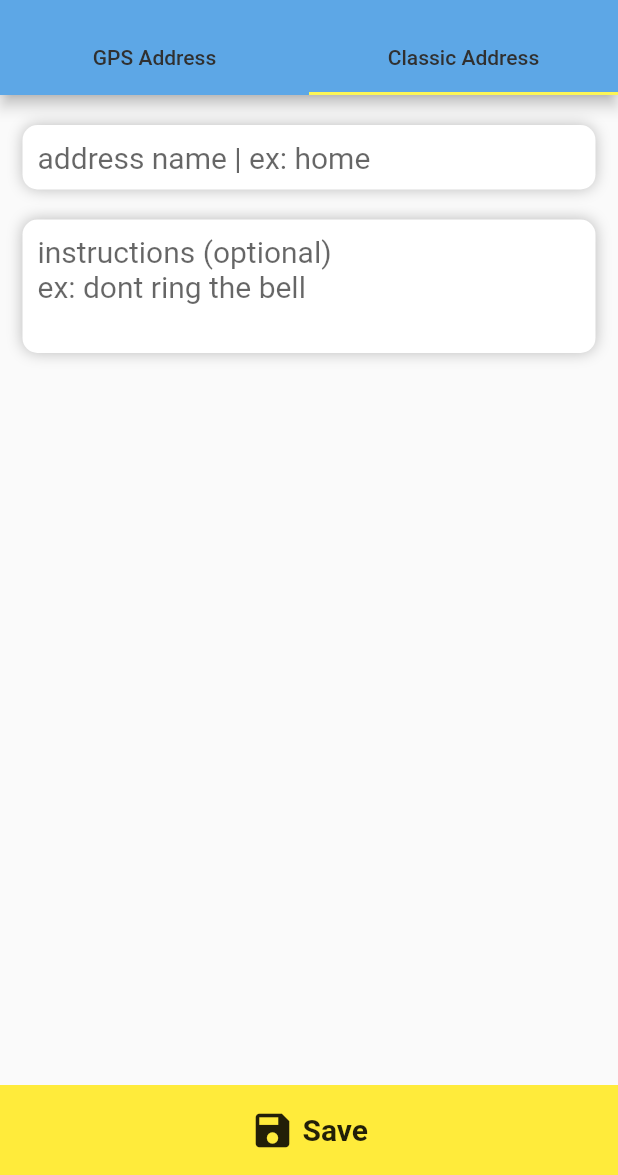
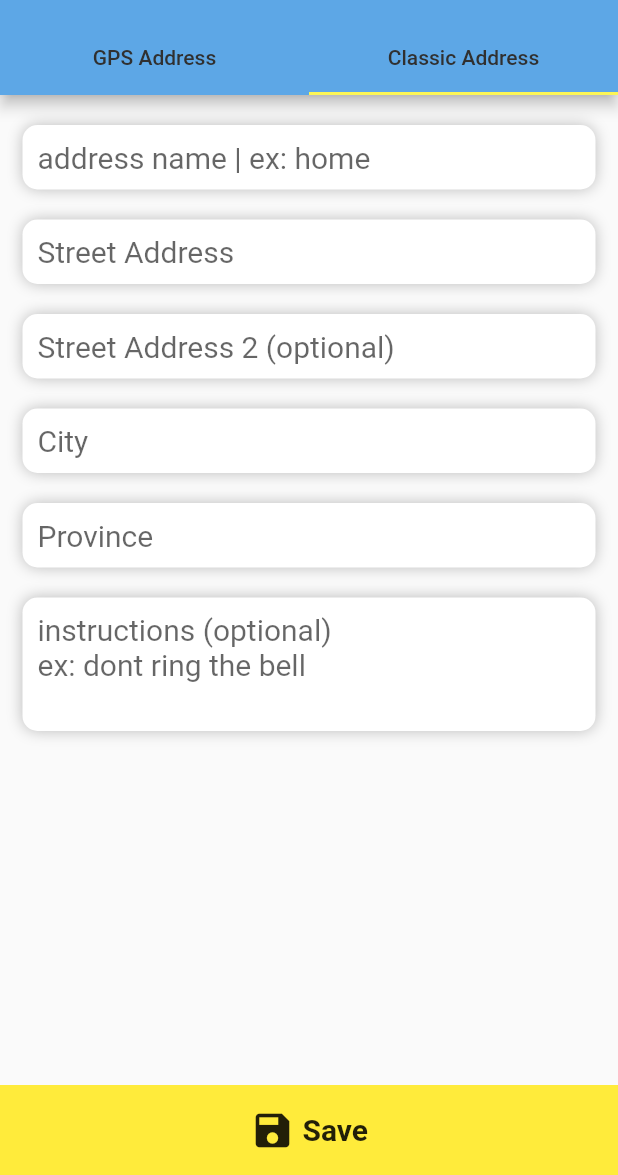
Before and after one commit to maliknajjar/7anut, a Flutter app: the AddAddressScreen screen opened by its route, tab 2 chosen, on a phone screen of 412 x 824 dp, the part 61-1236 px from its top. Run offline on Flutter 3.47's test engine with Material 2 defaults, Android fonts, the phone set to English and light mode, and no system bars; our stand-ins replace geolocator, shared_preferences; missing offline and left inert: mapbox_gl, password_strength; accounts and stored records are empty.

Commit message:
made a second type of addresses to add

```diff
--- a/lib/Widgets/ClassicAddressWidget.dart
+++ b/lib/Widgets/ClassicAddressWidget.dart
@@ -10,12 +10,15 @@ class ClassicAddressWidget extends StatefulWidget {
 
 class _ClassicAddressWidgetState extends State<ClassicAddressWidget> {
   String title;
+  String streetAddress;
+  String streetAddress2;
+  String city;
+  String province;
   String instructions;
 
   @override
   Widget build(BuildContext context) {
     double width = MediaQuery.of(context).size.width;
-    double height = MediaQuery.of(context).size.height;
 
     return Container(
       height: double.infinity,
@@ -63,6 +66,146 @@ class _ClassicAddressWidgetState extends State<ClassicAddressWidget> {
                         isDense: true,
                         contentPadding: EdgeInsets.symmetric(vertical: 10),
                         hintText: "address name | ex: home",
+                      ),
+                    ),
+                  ),
+                  Container(
+                    margin: EdgeInsets.only(
+                      top: 0,
+                      bottom: 20,
+                    ),
+                    padding: EdgeInsets.symmetric(horizontal: 10),
+                    decoration: BoxDecoration(
+                      color: Colors.white,
+                      boxShadow: [
+                        BoxShadow(
+                          blurRadius: 7.5,
+                          spreadRadius: 0,
+                          color: Colors.black.withOpacity(0.25),
+                        ),
+                      ],
+                      borderRadius: BorderRadius.all(
+                        Radius.circular(10),
+                      ),
+                    ),
+                    child: TextField(
+                      onChanged: (string){
+                        streetAddress = string;
+                      },
+                      style: TextStyle(
+                        fontSize: 20,
+                      ),
+                      cursorColor: Colors.black54,
+                      decoration: InputDecoration(
+                        border: InputBorder.none,
+                        isDense: true,
+                        contentPadding: EdgeInsets.symmetric(vertical: 10),
+                        hintText: "Street Address",
+                      ),
+                    ),
+                  ),
+                  Container(
+                    margin: EdgeInsets.only(
+                      top: 0,
+                      bottom: 20,
+                    ),
+                    padding: EdgeInsets.symmetric(horizontal: 10),
+                    decoration: BoxDecoration(
+                      color: Colors.white,
+                      boxShadow: [
+                        BoxShadow(
+                          blurRadius: 7.5,
+                          spreadRadius: 0,
+                          color: Colors.black.withOpacity(0.25),
+                        ),
+                      ],
+                      borderRadius: BorderRadius.all(
+                        Radius.circular(10),
+                      ),
+                    ),
+                    child: TextField(
+                      onChanged: (string){
+                        streetAddress2 = string;
+                      },
+                      style: TextStyle(
+                        fontSize: 20,
+                      ),
+                      cursorColor: Colors.black54,
+                      decoration: InputDecoration(
+                        border: InputBorder.none,
+                        isDense: true,
+                        contentPadding: EdgeInsets.symmetric(vertical: 10),
+                        hintText: "Street Address 2 (optional)",
+                      ),
+                    ),
+                  ),
+                  Container(
+                    margin: EdgeInsets.only(
+                      top: 0,
+                      bottom: 20,
+                    ),
+                    padding: EdgeInsets.symmetric(horizontal: 10),
+                    decoration: BoxDecoration(
+                      color: Colors.white,
+                      boxShadow: [
+                        BoxShadow(
+                          blurRadius: 7.5,
+                          spreadRadius: 0,
+                          color: Colors.black.withOpacity(0.25),
+                        ),
+                      ],
+                      borderRadius: BorderRadius.all(
+                        Radius.circular(10),
+                      ),
+                    ),
+                    child: TextField(
+                      onChanged: (string){
+                        city = string;
+                      },
+                      style: TextStyle(
+                        fontSize: 20,
+                      ),
+                      cursorColor: Colors.black54,
+                      decoration: InputDecoration(
+                        border: InputBorder.none,
+                        isDense: true,
+                        contentPadding: EdgeInsets.symmetric(vertical: 10),
+                        hintText: "City",
+                      ),
+                    ),
+                  ),
+                  Container(
+                    margin: EdgeInsets.only(
+                      top: 0,
+                      bottom: 20,
+                    ),
+                    padding: EdgeInsets.symmetric(horizontal: 10),
+                    decoration: BoxDecoration(
+                      color: Colors.white,
+                      boxShadow: [
+                        BoxShadow(
+                          blurRadius: 7.5,
+                          spreadRadius: 0,
+                          color: Colors.black.withOpacity(0.25),
+                        ),
+                      ],
+                      borderRadius: BorderRadius.all(
+                        Radius.circular(10),
+                      ),
+                    ),
+                    child: TextField(
+                      onChanged: (string){
+                        province = string;
+                      },
+                      style: TextStyle(
+                        fontSize: 20,
+                      ),
+                      cursorColor: Colors.black54,
+                      decoration: InputDecoration(
+                        border: InputBorder.none,
+                        isDense: true,
+                        contentPadding: EdgeInsets.symmetric(vertical: 10),
+                        hintText: "Province",
                       ),
                     ),
                   ),
```
